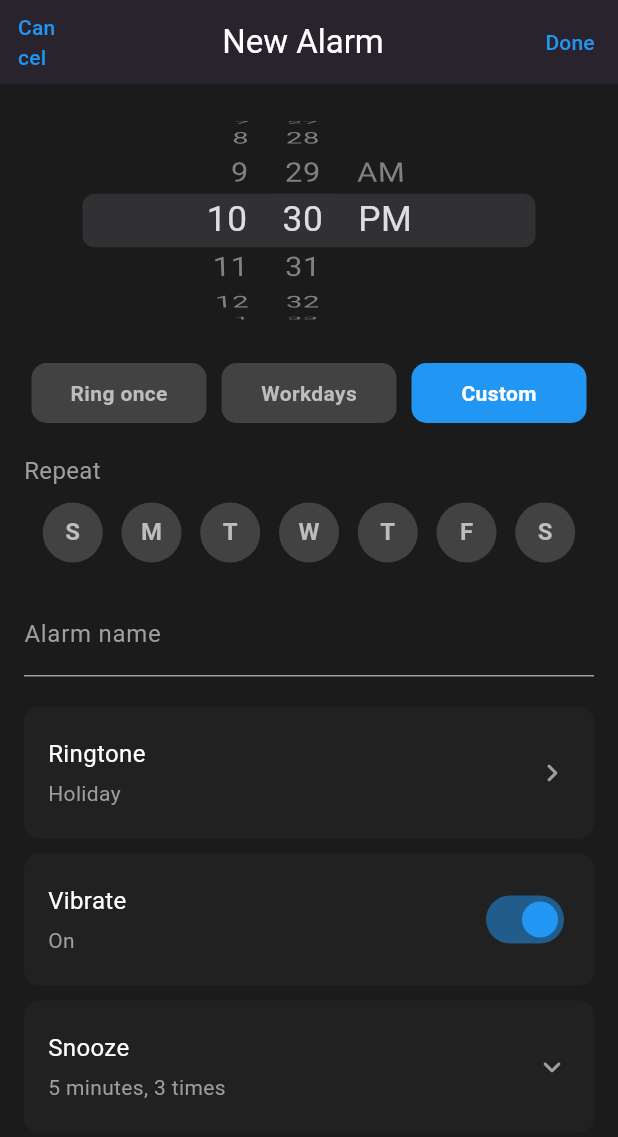
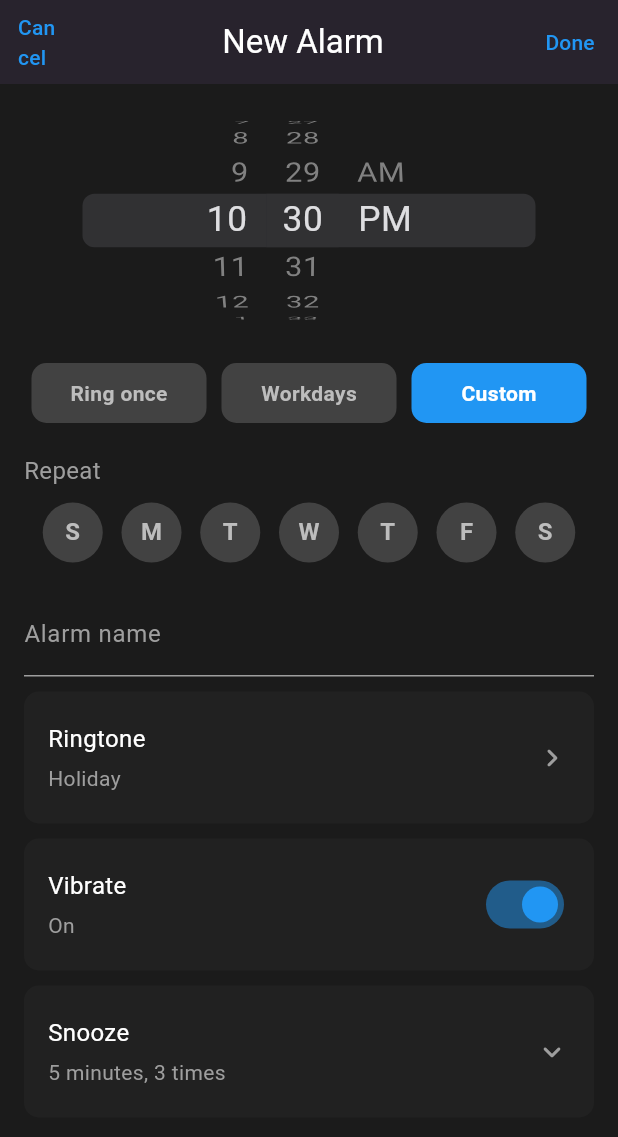
Before and after one commit to darshanvaru/Alarmy, a Flutter app: the AddAlarm screen opened directly, scrolled down 32 dp, after a tap on "Custom", on a phone screen of 412 x 824 dp. Shown: the top 1137 px of the screen. Run offline on Flutter 3.47's test engine with Material 3 defaults, Android fonts, the phone set to English and light mode, and no system bars.

Commit message:
adding alarm UI changed

```diff
--- a/lib/screens/add_alarm.dart
+++ b/lib/screens/add_alarm.dart
@@ -15,6 +15,7 @@ class _AddAlarmState extends State<AddAlarm> {
   bool snoozeEnabled = true;
   String repeatOption = 'Ring once';
   List<bool> selectedDays = List.filled(7, false);
+  List<bool> customSelectedDays = List.filled(7, false);
 
   // Function to handle the time change from Cupertino Picker
   void _onTimeChanged(DateTime newTime) {
@@ -28,9 +29,11 @@ class _AddAlarmState extends State<AddAlarm> {
     setState(() {
       repeatOption = option;
       if (option == 'Workdays') {
-        selectedDays = [false, true, true, true, true, true, false];
+        selectedDays = [false, true, true, true, true, true, false]; // Mon to Fri
       } else if (option == 'Ring once') {
         selectedDays = List.filled(7, false); // No days selected
+      } else if (option == 'Custom') {
+        selectedDays = List.filled(7, false); // Clear previous selections for custom
       }
     });
   }
@@ -44,16 +47,20 @@ class _AddAlarmState extends State<AddAlarm> {
           onTap: () {
             if (repeatOption == 'Custom') {
               setState(() {
-                selectedDays[index] = !selectedDays[index];
+                customSelectedDays[index] = !customSelectedDays[index];
               });
             }
           },
           child: CircleAvatar(
-            backgroundColor: selectedDays[index] ? Colors.blue : Colors.grey[800],
+            backgroundColor: repeatOption == 'Custom'
+                ? (customSelectedDays[index] ? Colors.blue : Colors.grey[800])
+                : (selectedDays[index] ? Colors.blue : Colors.grey[800]),
             child: Text(
               ['S', 'M', 'T', 'W', 'T', 'F', 'S'][index],
               style: TextStyle(
-                color: selectedDays[index] ? Colors.white : Colors.grey[400],
+                color: repeatOption == 'Custom'
+                    ? (customSelectedDays[index] ? Colors.white : Colors.grey[400])
+                    : (selectedDays[index] ? Colors.white : Colors.grey[400]),
                 fontWeight: FontWeight.bold,
               ),
             ),
@@ -77,13 +84,13 @@ class _AddAlarmState extends State<AddAlarm> {
           ),
         ),
 
-        //Cancel Button
+        // Cancel Button
         leading: TextButton(
           onPressed: () {},
           child: const Text('Cancel', style: TextStyle(color: Colors.blue)),
         ),
 
-        //Done button
+        // Done button
         actions: [
           TextButton(
             onPressed: () {},
@@ -92,7 +99,7 @@ class _AddAlarmState extends State<AddAlarm> {
         ],
       ),
 
-      //body
+      // Body
       body: Padding(
         padding: const EdgeInsets.all(16.0),
         child: Column(
@@ -137,7 +144,7 @@ class _AddAlarmState extends State<AddAlarm> {
 
             // Alarm name, Ringtone, Vibrate, Snooze Settings
             TextFormField(
-              decoration: const InputDecoration(  // Placeholder text
+              decoration: const InputDecoration(
                 labelText: 'Alarm name',  // Label that moves up on focus or input
                 hintStyle: TextStyle(color: Colors.grey),
                 labelStyle: TextStyle(color: Colors.grey),
@@ -157,7 +164,6 @@ class _AddAlarmState extends State<AddAlarm> {
 
             const SizedBox(height: 10),
 
-            const SizedBox(height: 10),
             _buildSettingsItem("Ringtone", "Holiday", trailing: Icons.keyboard_arrow_right_rounded),
             const SizedBox(height: 10),
             _buildSettingsItem("Vibrate", "On", trailingSwitch: isSnoozeEnable),
@@ -210,7 +216,7 @@ class _AddAlarmState extends State<AddAlarm> {
             crossAxisAlignment: CrossAxisAlignment.start,
             children: [
 
-              //title
+              // Title
               Text(
                 title,
                 style: const TextStyle(color: Colors.white, fontSize: 16),
```
